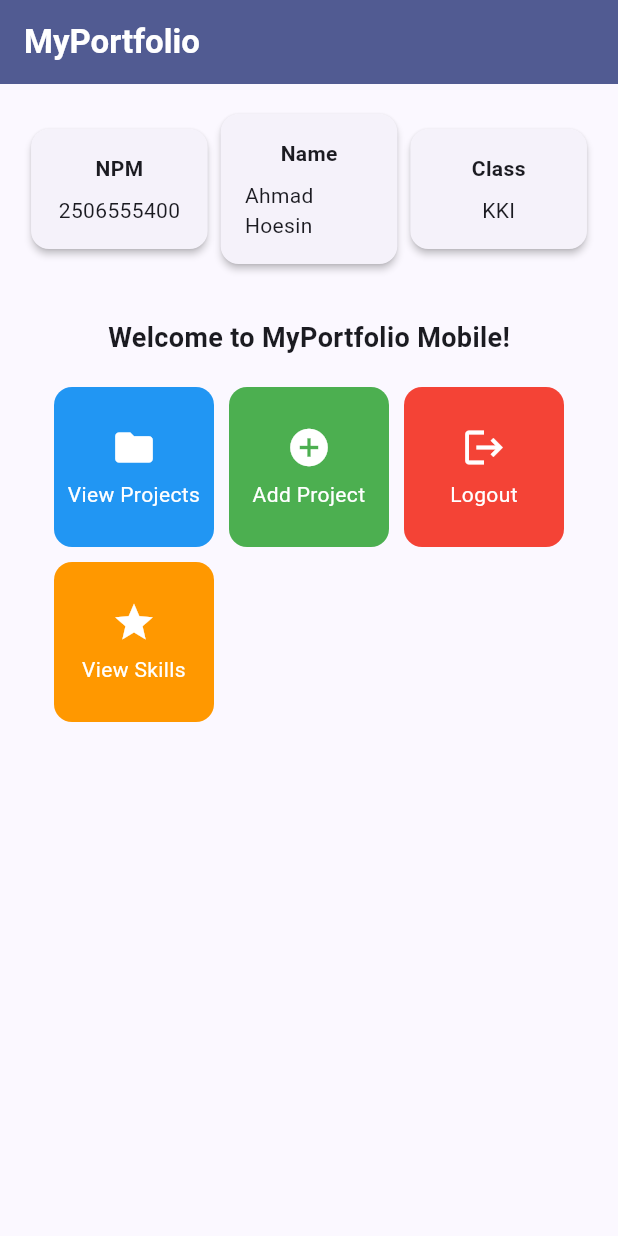
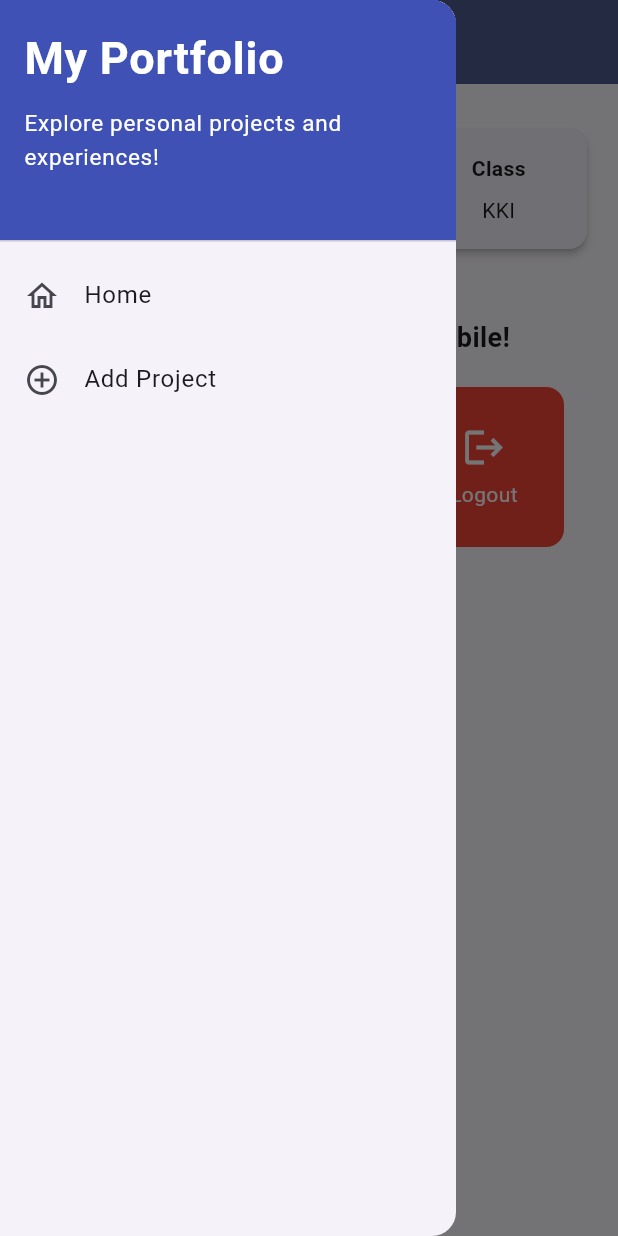
Before and after one commit to zuromu/myportofolio_mobile, a Flutter app: the screen it shows after launch, with the side drawer open (before the commit the screen has no drawer), on a phone screen of 412 x 824 dp. Run offline on Flutter 3.47's test engine with Material 3 defaults, Android fonts, the phone set to English and light mode, and no system bars; our stand-ins replace material_ui.

Commit message:
Add drawer to home screen

```diff
--- a/lib/menu.dart
+++ b/lib/menu.dart
@@ -1,4 +1,5 @@
 import 'package:material_ui/material_ui.dart';
+import 'package:myportofolio_mobile/widgets/left_drawer.dart';
 
 /// Home page of the MyPortfolio app.
 ///
@@ -28,7 +29,9 @@ class MyHomePage extends StatelessWidget {
           style: TextStyle(color: Colors.white, fontWeight: FontWeight.bold),
         ),
         backgroundColor: Theme.of(context).colorScheme.primary,
+        iconTheme: const IconThemeData(color: Colors.white),
       ),
+      drawer: const LeftDrawer(),
       body: SingleChildScrollView(
         child: Padding(
           padding: const EdgeInsets.all(16.0),
```
